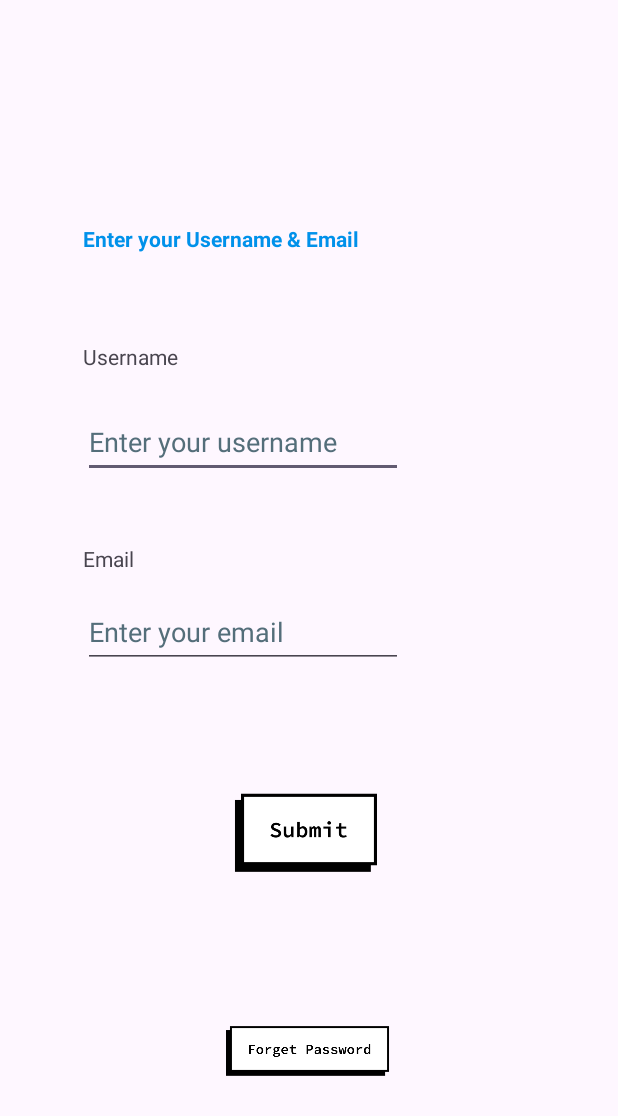
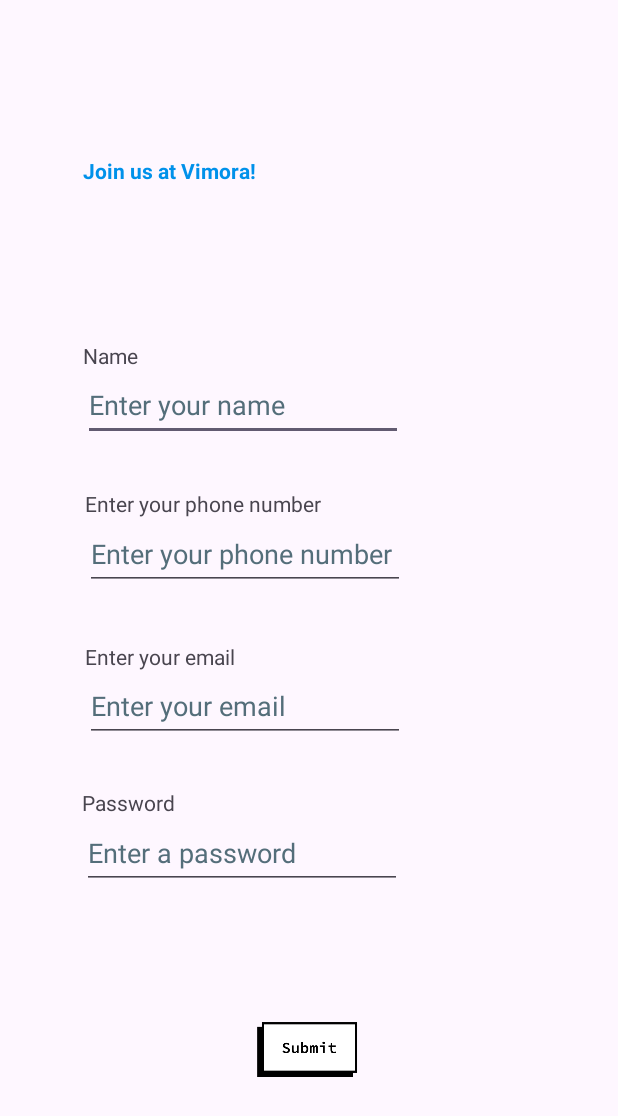
Before and after one commit to RafaellGramata/Vimora, an Android app: the SignupActivity screen opened directly, with no data from a screen before it, on a phone screen of 412 x 824 dp. Shown: the top 1116 px of the screen. Run offline under Robolectric (Android 15) with nearby library versions, the phone set to English and light mode, and no system bars; 1 statement that could not run was skipped.

Commit message:
-creation of ui for the start of backend dev- fixed signup page

```diff
--- a/app/src/main/res/layout/activity_signup.xml
+++ b/app/src/main/res/layout/activity_signup.xml
@@ -9,94 +9,141 @@
 
     <!-- Decorative / background image -->
 
-    <ImageView
-        android:id="@+id/signupLogin"
-        android:layout_width="130dp"
-        android:layout_height="0dp"
-        android:layout_marginBottom="65dp"
-        android:contentDescription="@string/signupForgotPasswordDesc"
-        android:scaleType="fitCenter"
-        app:layout_constraintBottom_toBottomOf="parent"
-        app:layout_constraintEnd_toEndOf="parent"
-        app:layout_constraintStart_toStartOf="parent"
-        app:layout_constraintTop_toBottomOf="@+id/imageView3"
-        app:srcCompat="@drawable/forgotpassword" />
-
     <TextView
         android:id="@+id/signupLabel"
         android:layout_width="wrap_content"
         android:layout_height="wrap_content"
         android:layout_marginStart="55dp"
-        android:layout_marginTop="149dp"
-        android:layout_marginBottom="59dp"
+        android:layout_marginTop="104dp"
+        android:layout_marginBottom="104dp"
         android:text="@string/signupLabel"
         android:textColor="#0091EA"
         android:textStyle="bold"
-        app:layout_constraintBottom_toTopOf="@+id/signupUsernameLabel"
+        app:layout_constraintBottom_toTopOf="@+id/signupNameLabel"
         app:layout_constraintStart_toStartOf="parent"
         app:layout_constraintTop_toTopOf="parent" />
 
     <EditText
-        android:id="@+id/signupUsername"
+        android:id="@+id/signupName"
         android:layout_width="wrap_content"
         android:layout_height="wrap_content"
-        android:layout_marginBottom="44dp"
+        android:layout_marginTop="246dp"
+        android:layout_marginBottom="32dp"
         android:autofillHints=""
         android:ems="10"
-        android:hint="@string/signupUsername"
+        android:hint="@string/signupName"
         android:inputType="text"
         android:minHeight="48dp"
         android:textColorHint="#546E7A"
+        app:layout_constraintBottom_toTopOf="@+id/signupPhoneLabel"
+        app:layout_constraintStart_toStartOf="@+id/signupNameLabel"
+        app:layout_constraintTop_toTopOf="parent"
+        tools:ignore="TextContrastCheck" />
+
+    <EditText
+        android:id="@+id/signupPhone"
+        android:layout_width="wrap_content"
+        android:layout_height="wrap_content"
+        android:layout_marginBottom="53dp"
+        android:autofillHints=""
+        android:ems="10"
+        android:hint="@string/signupPhone"
+        android:inputType="number"
+        android:minHeight="48dp"
+        android:textColorHint="#546E7A"
+        app:layout_constraintBottom_toTopOf="@+id/signupEmail"
+        app:layout_constraintStart_toStartOf="@+id/signupPhoneLabel"
+        app:layout_constraintTop_toBottomOf="@+id/signupPhoneLabel"
+        tools:ignore="DuplicateSpeakableTextCheck,TextContrastCheck,TextFields" />
+
+    <TextView
+        android:id="@+id/signupNameLabel"
+        android:layout_width="wrap_content"
+        android:layout_height="wrap_content"
+        android:layout_marginStart="55dp"
+        android:layout_marginBottom="181dp"
+        android:text="@string/signupNameLabel"
         app:layout_constraintBottom_toTopOf="@+id/signupEmailLabel"
-        app:layout_constraintStart_toStartOf="@+id/signupUsernameLabel"
-        app:layout_constraintTop_toBottomOf="@+id/signupUsernameLabel" />
+        app:layout_constraintStart_toStartOf="parent"
+        app:layout_constraintTop_toBottomOf="@+id/signupLabel" />
+
+    <TextView
+        android:id="@+id/signupPhoneLabel"
+        android:layout_width="wrap_content"
+        android:layout_height="wrap_content"
+        android:layout_marginStart="55dp"
+        android:layout_marginEnd="53dp"
+        android:text="@string/signupPhone"
+        app:layout_constraintBottom_toTopOf="@+id/signupPhone"
+        app:layout_constraintEnd_toEndOf="@+id/signupName"
+        app:layout_constraintStart_toStartOf="parent"
+        app:layout_constraintTop_toBottomOf="@+id/signupName" />
+
+    <ImageView
+        android:id="@+id/imageView3"
+        android:layout_width="90dp"
+        android:layout_height="0dp"
+        android:layout_marginBottom="27dp"
+        android:contentDescription="@string/signupSubmitDesc"
+        app:layout_constraintBottom_toBottomOf="parent"
+        app:layout_constraintEnd_toEndOf="parent"
+        app:layout_constraintStart_toStartOf="parent"
+        app:layout_constraintTop_toBottomOf="@+id/signupPassword"
+        app:srcCompat="@drawable/signupsubmit" />
+
+    <TextView
+        android:id="@+id/signupEmailLabel"
+        android:layout_width="wrap_content"
+        android:layout_height="wrap_content"
+        android:layout_marginBottom="78dp"
+        android:text="@string/signupEmail"
+        app:layout_constraintBottom_toTopOf="@+id/signupPasswordLabel"
+        app:layout_constraintStart_toStartOf="@+id/signupPhone"
+        app:layout_constraintTop_toBottomOf="@+id/signupNameLabel" />
 
     <EditText
         android:id="@+id/signupEmail"
         android:layout_width="wrap_content"
         android:layout_height="wrap_content"
-        android:layout_marginBottom="48dp"
+        android:layout_marginBottom="50dp"
+        android:autofillHints=""
         android:ems="10"
         android:hint="@string/signupEmail"
+        android:inputType="text"
+        android:minHeight="48dp"
+        android:textColorHint="#546E7A"
+        app:layout_constraintBottom_toTopOf="@+id/signupPassword"
+        app:layout_constraintStart_toStartOf="@+id/signupEmailLabel"
+        app:layout_constraintTop_toBottomOf="@+id/signupPhone"
+        tools:ignore="DuplicateSpeakableTextCheck,TextFields"
+        tools:inputType="textEmailAddress" />
+
+    <TextView
+        android:id="@+id/signupPasswordLabel"
+        android:layout_width="64dp"
+        android:layout_height="0dp"
+        android:layout_marginBottom="187dp"
+        android:autofillHints=""
+        android:text="@string/signuPasswordLabel"
+        app:layout_constraintBottom_toBottomOf="parent"
+        app:layout_constraintStart_toStartOf="@+id/signupPassword"
+        app:layout_constraintTop_toBottomOf="@+id/signupEmailLabel"
+        tools:ignore="TextSizeCheck,VisualLintOverlap" />
+
+    <EditText
+        android:id="@+id/signupPassword"
+        android:layout_width="wrap_content"
+        android:layout_height="wrap_content"
+        android:layout_marginBottom="7dp"
+        android:autofillHints=""
+        android:ems="10"
+        android:hint="@string/signupPassword"
+        android:inputType="textPassword"
         android:minHeight="48dp"
         android:textColorHint="#546E7A"
         app:layout_constraintBottom_toTopOf="@+id/imageView3"
-        app:layout_constraintStart_toStartOf="@+id/signupEmailLabel"
-        app:layout_constraintTop_toBottomOf="@+id/signupEmailLabel"
-        tools:ignore="Autofill,TextFields" />
-
-    <TextView
-        android:id="@+id/signupUsernameLabel"
-        android:layout_width="wrap_content"
-        android:layout_height="wrap_content"
-        android:layout_marginStart="55dp"
-        android:layout_marginBottom="23dp"
-        android:text="@string/signupUsernameLabel"
-        app:layout_constraintBottom_toTopOf="@+id/signupUsername"
-        app:layout_constraintStart_toStartOf="parent"
-        app:layout_constraintTop_toBottomOf="@+id/signupLabel" />
-
-    <TextView
-        android:id="@+id/signupEmailLabel"
-        android:layout_width="wrap_content"
-        android:layout_height="wrap_content"
-        android:layout_marginStart="55dp"
-        android:layout_marginBottom="15dp"
-        android:text="@string/signupEmailLabel"
-        app:layout_constraintBottom_toTopOf="@+id/signupEmail"
-        app:layout_constraintStart_toStartOf="parent"
-        app:layout_constraintTop_toBottomOf="@+id/signupUsername" />
-
-    <ImageView
-        android:id="@+id/imageView3"
-        android:layout_width="128dp"
-        android:layout_height="0dp"
-        android:layout_marginBottom="27dp"
-        android:contentDescription="@string/signupSubmitDesc"
-        app:layout_constraintBottom_toTopOf="@+id/signupLogin"
-        app:layout_constraintEnd_toEndOf="parent"
-        app:layout_constraintStart_toStartOf="parent"
-        app:layout_constraintTop_toBottomOf="@+id/signupEmail"
-        app:srcCompat="@drawable/signupsubmit" />
+        app:layout_constraintEnd_toStartOf="@+id/imageView3"
+        app:layout_constraintStart_toStartOf="@+id/imageView3"
+        app:layout_constraintTop_toBottomOf="@+id/signupEmail" />
 
 </androidx.constraintlayout.widget.ConstraintLayout>
--- a/app/src/main/res/values/strings.xml
+++ b/app/src/main/res/values/strings.xml
@@ -7,11 +7,15 @@
     <string name="signupButtonDesc">signup</string>
     <string name="loginButtonDesc">login</string>
     <string name="welcomeLogoDesc">Vimora</string>
-    <string name="signupLabel"><![CDATA[Enter your Username & Email]]></string>
-    <string name="signupUsername">Enter your username</string>
+    <string name="signupLabel"><![CDATA[Join us at Vimora!]]></string>
+    <string name="signupName">Enter your name</string>
+    <string name="signupPhone">Enter your phone number</string>
     <string name="signupEmail">Enter your email</string>
-    <string name="signupUsernameLabel">Username</string>
+    <string name="signupNameLabel">Name</string>
+    <string name="signupPhoneLabel">Phone</string>
     <string name="signupEmailLabel">Email</string>
     <string name="signupSubmitDesc">Submit</string>
     <string name="signupForgotPasswordDesc">Forgot Password</string>
+    <string name="signupPassword">Enter a password</string>
+    <string name="signuPasswordLabel">Password</string>
 </resources>
```
